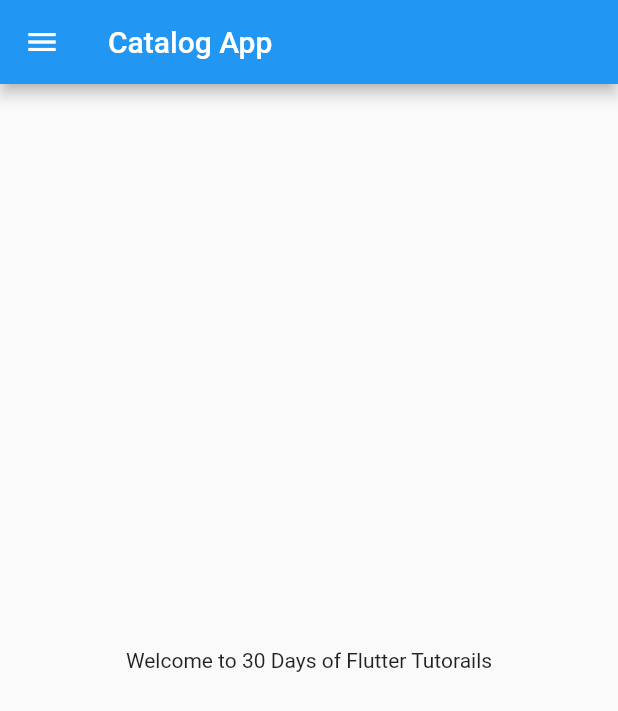
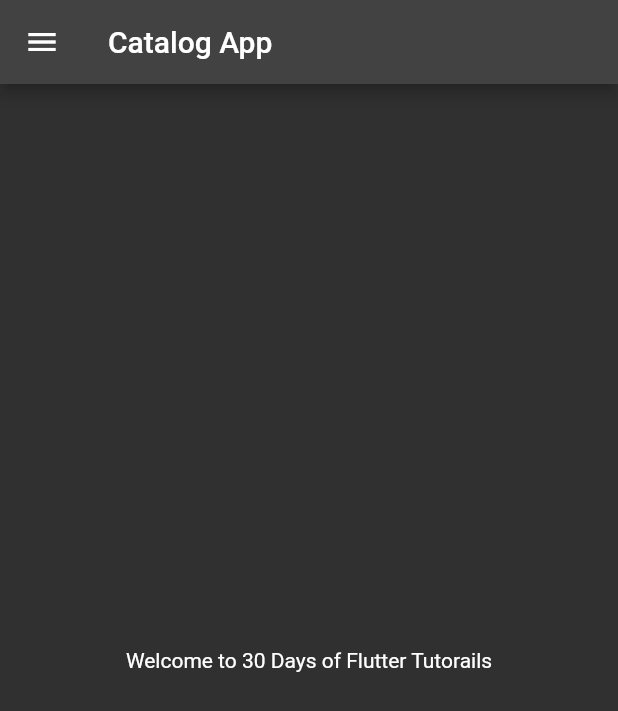
Before and after one commit to subeeshsudhakaran/LearnFlutter, a Flutter app: the screen it shows after launch, on a phone screen of 412 x 824 dp. Shown: the top 711 px of the screen. Run offline on Flutter 3.47's test engine with Material 2 defaults, Android fonts, the phone set to English and light mode, and no system bars.

Commit message:
Theme Data Applied..Light Mode Vs Dark Mode and also possible to verwite the color of dark mode

```diff
--- a/my_app/lib/main.dart
+++ b/my_app/lib/main.dart
@@ -1,5 +1,5 @@
 import 'package:flutter/material.dart';
-import 'home.dart';
+import 'screens/home.dart';
 
 void main() => runApp(MyApp());
 
@@ -8,6 +8,12 @@ class MyApp extends StatelessWidget {
   Widget build(BuildContext context) {
     return MaterialApp(
       home: Home(),
+      themeMode: ThemeMode.dark,
+      theme: ThemeData(primarySwatch: Colors.deepPurple),
+      darkTheme: ThemeData(
+        brightness: Brightness.dark,
+        //primarySwatch: Colors.red, // Can overwrite the color
+      ),
     );
   }
 }
```
Also changed, not shown: my_app/lib/screens/home.dart (renamed from my_app/lib/home.dart).
